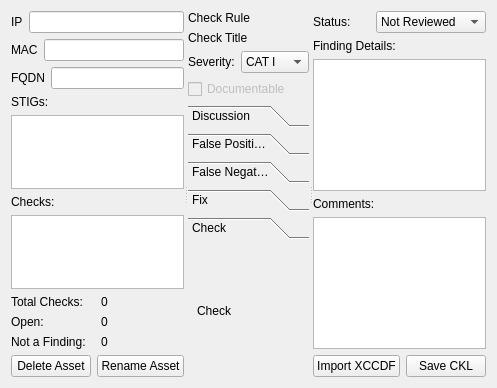
The window that src/assetview.ui (squinky86/STIGQter) describes before a commit, drawn with Qt 5.
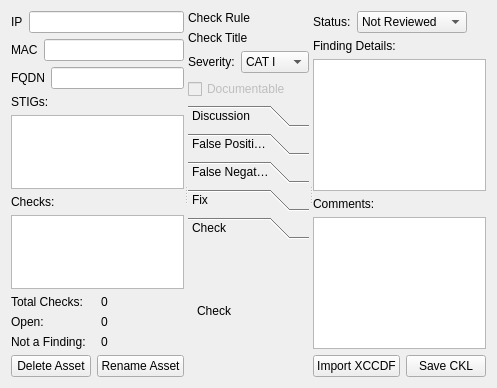
The same window after the commit.

Commit message: Add compression for #25. Improve visual layout.

Diff of the .ui file:
```diff
--- a/src/assetview.ui
+++ b/src/assetview.ui
@@ -401,6 +401,19 @@
            </item>
           </widget>
          </item>
+         <item>
+          <spacer name="horizontalSpacer_4">
+           <property name="orientation">
+            <enum>Qt::Horizontal</enum>
+           </property>
+           <property name="sizeHint" stdset="0">
+            <size>
+             <width>40</width>
+             <height>20</height>
+            </size>
+           </property>
+          </spacer>
+         </item>
         </layout>
        </item>
        <item>
```
Left out of the diff: 49 changed lines with no effect on the pictures. The commit also changes 3 other files.
